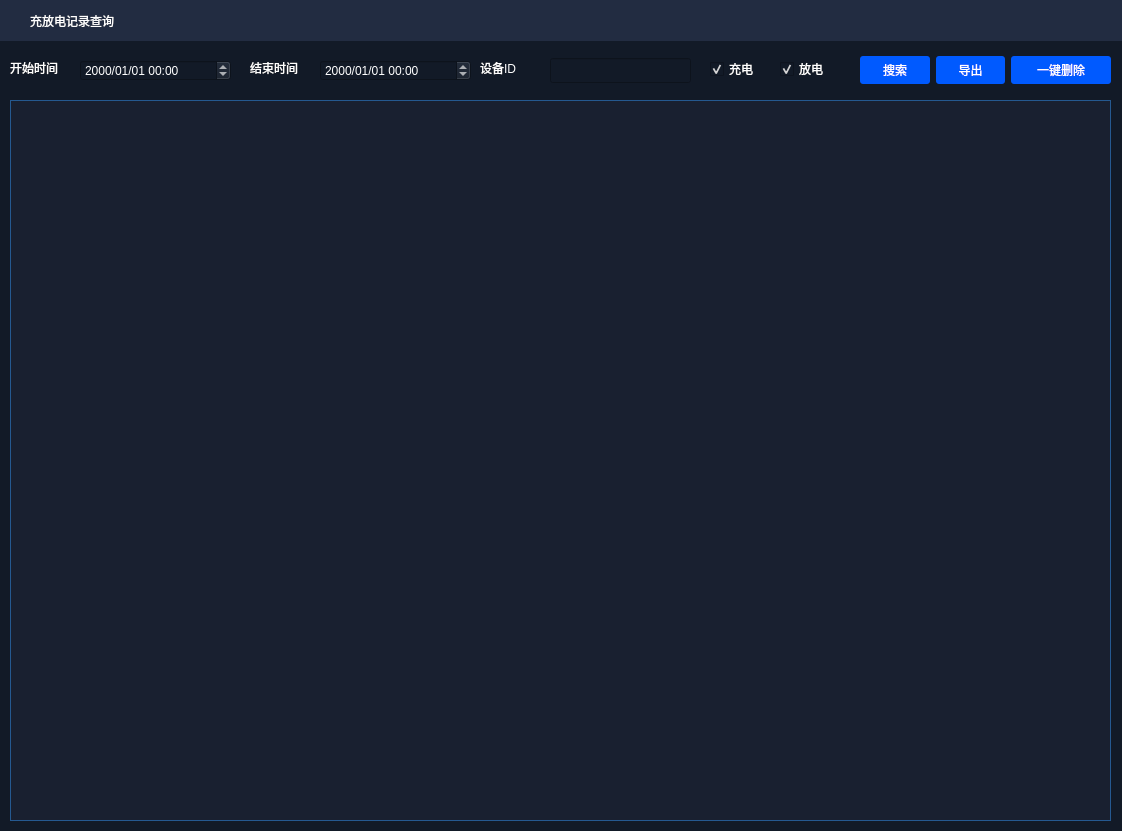
This is component/cfdrecordform.ui in tech-flyflypig/HQ_Battery as Qt 5 draws it before an edit. The edited form follows.
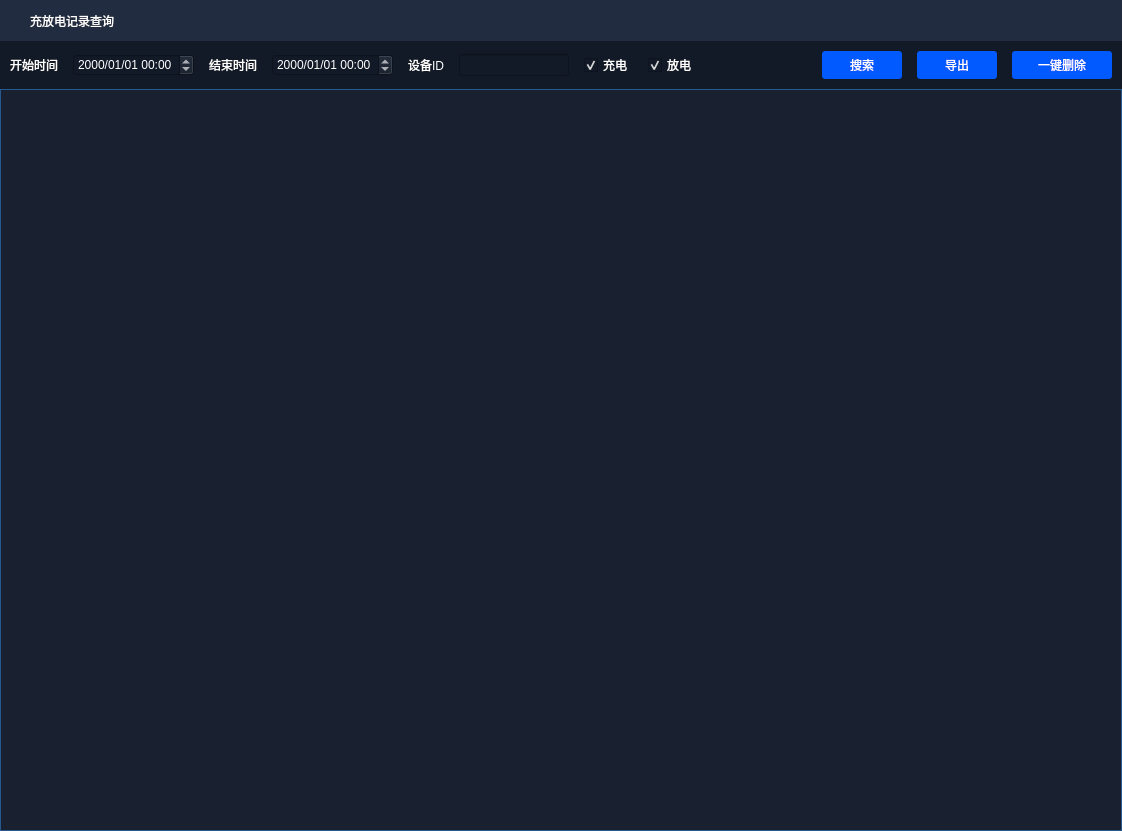
This is the edited form. Icons and pictures are not drawn.

What changed in the file:
```diff
--- a/component/cfdrecordform.ui
+++ b/component/cfdrecordform.ui
@@ -32,6 +32,23 @@
 background-color: #005AFF;
 }</string>
   </property>
+  <layout class="QVBoxLayout" name="verticalLayout">
+   <property name="spacing">
+    <number>0</number>
+   </property>
+   <property name="leftMargin">
+    <number>0</number>
+   </property>
+   <property name="topMargin">
+    <number>0</number>
+   </property>
+   <property name="rightMargin">
+    <number>0</number>
+   </property>
+   <property name="bottomMargin">
+    <number>0</number>
+   </property>
+   <item>
   <widget class="QWidget" name="widget" native="true">
    <property name="geometry">
     <rect>
@@ -44,27 +61,52 @@
    <property name="styleSheet">
     <string notr="true">background-color:rgb(34, 44, 65);</string>
    </property>
+     <layout class="QHBoxLayout" name="horizontalLayout_2">
+      <property name="leftMargin">
+       <number>30</number>
+      </property>
+      <property name="topMargin">
+       <number>10</number>
+      </property>
+      <property name="rightMargin">
+       <number>20</number>
+      </property>
+      <property name="bottomMargin">
+       <number>10</number>
+      </property>
+      <item>
    <widget class="QLabel" name="label">
-    <property name="geometry">
-     <rect>
-      <x>30</x>
-      <y>10</y>
-      <width>231</width>
-      <height>21</height>
-     </rect>
-    </property>
     <property name="text">
      <string>充放电记录查询</string>
     </property>
    </widget>
+      </item>
+      <item>
+       <spacer name="horizontalSpacer_2">
+        <property name="orientation">
+         <enum>Qt::Horizontal</enum>
+        </property>
+        <property name="sizeHint" stdset="0">
+         <size>
+          <width>40</width>
+          <height>20</height>
+         </size>
+        </property>
+       </spacer>
+      </item>
+      <item>
    <widget class="QPushButton" name="pushButton_2">
-    <property name="geometry">
-     <rect>
-      <x>1090</x>
-      <y>10</y>
+        <property name="minimumSize">
+         <size>
       <width>21</width>
       <height>21</height>
-     </rect>
+         </size>
+        </property>
+        <property name="maximumSize">
+         <size>
+          <width>21</width>
+          <height>21</height>
+         </size>
     </property>
     <property name="styleSheet">
      <string notr="true">QPushButton{
@@ -78,120 +120,67 @@
      <string/>
     </property>
    </widget>
-  </widget>
-  <widget class="QLineEdit" name="lineEdit">
-   <property name="geometry">
-    <rect>
-     <x>550</x>
-     <y>58</y>
-     <width>141</width>
-     <height>25</height>
-    </rect>
-   </property>
-  </widget>
-  <widget class="QLabel" name="label_2">
-   <property name="geometry">
-    <rect>
-     <x>480</x>
-     <y>60</y>
-     <width>51</width>
-     <height>16</height>
-    </rect>
-   </property>
-   <property name="text">
-    <string>设备ID</string>
-   </property>
-  </widget>
-  <widget class="QTableWidget" name="tableWidget">
-   <property name="geometry">
-    <rect>
-     <x>10</x>
-     <y>100</y>
-     <width>1101</width>
-     <height>721</height>
-    </rect>
-   </property>
-   <property name="styleSheet">
-    <string notr="true">QTableWidget
-{
-background-color: rgb(25, 32, 48);
-color: rgb(255, 255, 255);
-border: 1px solid #255990;
-}
-QHeaderView::section 
-{
-background-color: rgb(37, 89, 144);
-color: white;
-}</string>
-   </property>
-   <property name="dragDropOverwriteMode">
-    <bool>false</bool>
-   </property>
-   <property name="selectionMode">
-    <enum>QAbstractItemView::MultiSelection</enum>
-   </property>
-  </widget>
+      </item>
+     </layout>
+    </widget>
+   </item>
+   <item>
+    <layout class="QHBoxLayout" name="horizontalLayout_3">
+     <property name="spacing">
+      <number>15</number>
+     </property>
+     <property name="leftMargin">
+      <number>10</number>
+     </property>
+     <property name="topMargin">
+      <number>10</number>
+     </property>
+     <property name="rightMargin">
+      <number>10</number>
+     </property>
+     <property name="bottomMargin">
+      <number>10</number>
+     </property>
+     <item>
   <widget class="QLabel" name="label_3">
-   <property name="geometry">
-    <rect>
-     <x>10</x>
-     <y>60</y>
-     <width>61</width>
-     <height>16</height>
-    </rect>
-   </property>
    <property name="text">
     <string>开始时间</string>
    </property>
   </widget>
+     </item>
+     <item>
+      <widget class="QDateTimeEdit" name="dtt_st">
+       <property name="displayFormat">
+        <string>yyyy/MM/dd HH:mm</string>
+       </property>
+      </widget>
+     </item>
+     <item>
   <widget class="QLabel" name="label_4">
-   <property name="geometry">
-    <rect>
-     <x>250</x>
-     <y>60</y>
-     <width>61</width>
-     <height>16</height>
-    </rect>
-   </property>
    <property name="text">
     <string>结束时间</string>
    </property>
   </widget>
-  <widget class="QDateTimeEdit" name="dtt_st">
-   <property name="geometry">
-    <rect>
-     <x>80</x>
-     <y>60</y>
-     <width>151</width>
-     <height>21</height>
-    </rect>
-   </property>
-   <property name="displayFormat">
-    <string>yyyy/MM/dd HH:mm</string>
-   </property>
-  </widget>
+     </item>
+     <item>
   <widget class="QDateTimeEdit" name="dtt_et">
-   <property name="geometry">
-    <rect>
-     <x>320</x>
-     <y>60</y>
-     <width>151</width>
-     <height>21</height>
-    </rect>
-   </property>
    <property name="displayFormat">
     <string>yyyy/MM/dd HH:mm</string>
    </property>
   </widget>
+     </item>
+     <item>
+      <widget class="QLabel" name="label_2">
+       <property name="text">
+        <string>设备ID</string>
+       </property>
+      </widget>
+     </item>
+     <item>
+      <widget class="QLineEdit" name="lineEdit"/>
+     </item>
+     <item>
   <widget class="QCheckBox" name="cbx_cd">
-   <property name="geometry">
-    <rect>
-     <x>710</x>
-     <y>60</y>
-     <width>61</width>
-     <height>18</height>
-    </rect>
-   </property>
    <property name="text">
     <string>充电</string>
    </property>
@@ -199,15 +188,9 @@
     <bool>true</bool>
    </property>
   </widget>
+     </item>
+     <item>
   <widget class="QCheckBox" name="cbx_fd">
-   <property name="geometry">
-    <rect>
-     <x>780</x>
-     <y>60</y>
-     <width>61</width>
-     <height>18</height>
-    </rect>
-   </property>
    <property name="text">
     <string>放电</string>
    </property>
@@ -215,21 +198,25 @@
     <bool>true</bool>
    </property>
   </widget>
-  <widget class="QWidget" name="layoutWidget">
-   <property name="geometry">
-    <rect>
-     <x>860</x>
-     <y>50</y>
-     <width>251</width>
-     <height>41</height>
-    </rect>
-   </property>
-   <layout class="QHBoxLayout" name="horizontalLayout">
+     </item>
+     <item>
+      <spacer name="horizontalSpacer">
+       <property name="orientation">
+        <enum>Qt::Horizontal</enum>
+       </property>
+       <property name="sizeHint" stdset="0">
+        <size>
+         <width>40</width>
+         <height>20</height>
+        </size>
+       </property>
+      </spacer>
+     </item>
     <item>
      <widget class="QPushButton" name="pushButton">
       <property name="minimumSize">
        <size>
-        <width>0</width>
+         <width>80</width>
         <height>28</height>
        </size>
       </property>
@@ -246,7 +233,7 @@
      <widget class="QPushButton" name="btn_out_excel">
       <property name="minimumSize">
        <size>
-        <width>0</width>
+         <width>80</width>
         <height>28</height>
        </size>
       </property>
@@ -277,7 +264,31 @@
      </widget>
     </item>
    </layout>
-  </widget>
+   </item>
+   <item>
+    <widget class="QTableWidget" name="tableWidget">
+     <property name="styleSheet">
+      <string notr="true">QTableWidget
+{
+background-color: rgb(25, 32, 48);
+color: rgb(255, 255, 255);
+border: 1px solid #255990;
+}
+QHeaderView::section 
+{
+background-color: rgb(37, 89, 144);
+color: white;
+}</string>
+     </property>
+     <property name="dragDropOverwriteMode">
+      <bool>false</bool>
+     </property>
+     <property name="selectionMode">
+      <enum>QAbstractItemView::MultiSelection</enum>
+     </property>
+    </widget>
+   </item>
+  </layout>
  </widget>
  <resources/>
  <connections/>
```
Left out of the diff: 16 changed lines with no effect on the pictures. Lines whose indentation alone changed are shown as unchanged.
